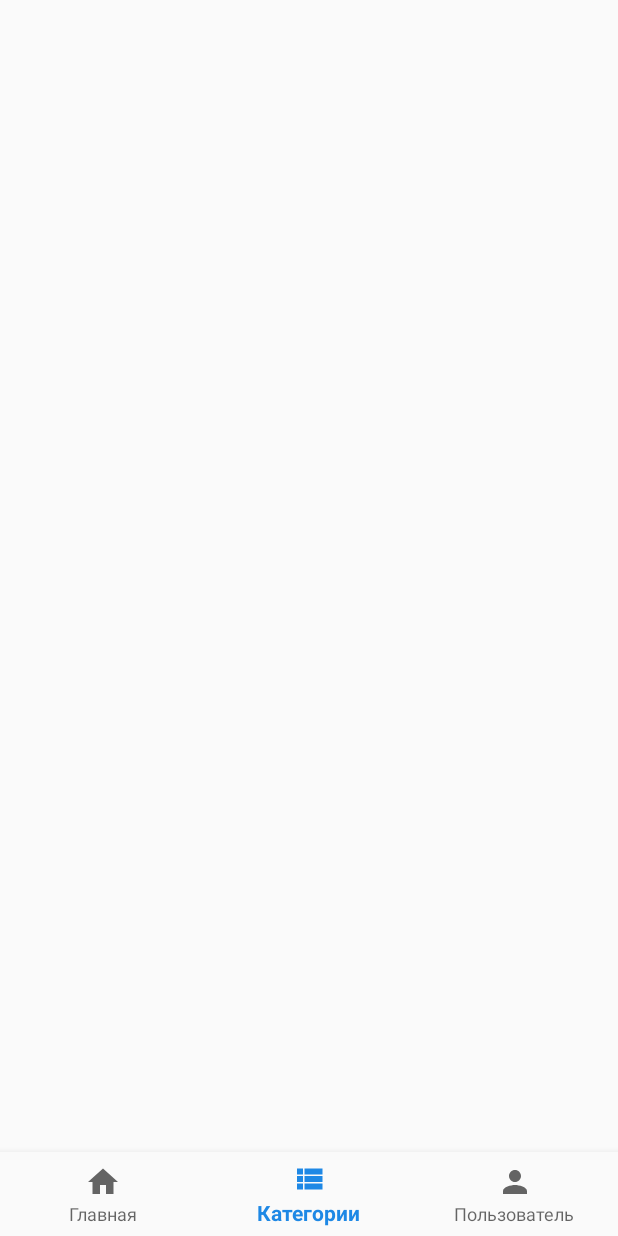
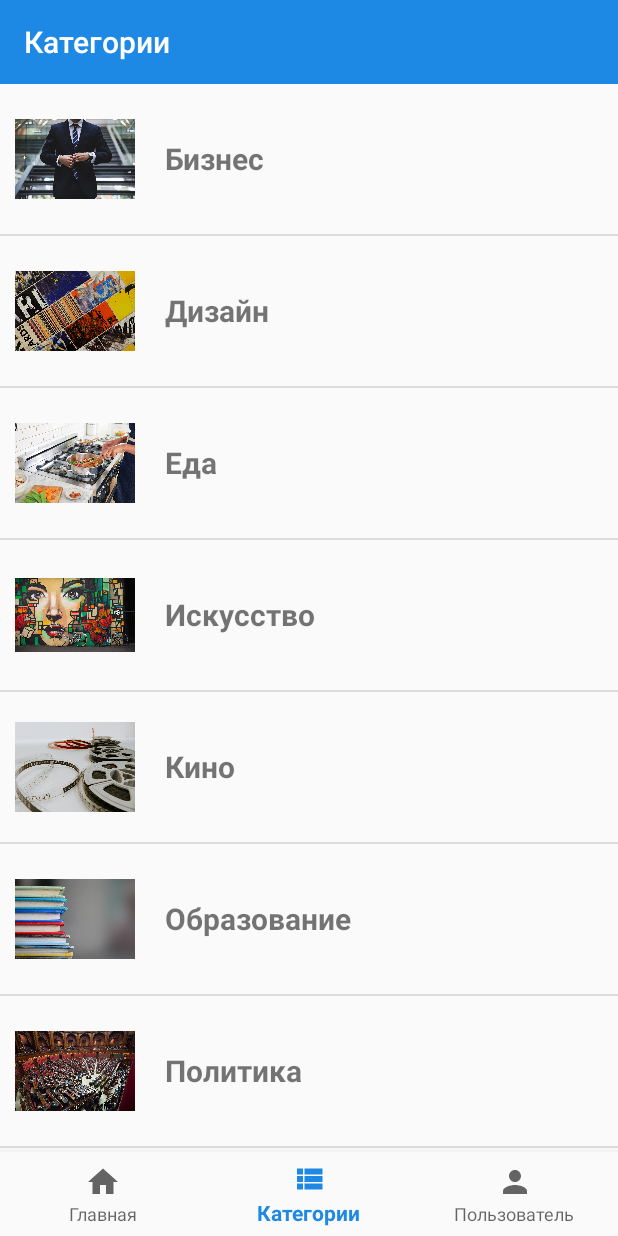
Before and after one commit to diazzers/Newzz, an Android app: the screen it shows after launch (MainActivity), item 2 of the bottom bar chosen, on a phone screen of 412 x 824 dp. Run offline under Robolectric (Android 15) with nearby library versions, the phone set to English and light mode, and no system bars; our stand-ins replace Picasso, navigation-ui; libraries missing offline, so code that uses them is left out: com.loopj.android, cz.msebera.android; pictures from the network do not load; 1 statement that could not run was skipped.

Commit message:
add categories*

```diff
--- /dev/null
+++ b/app/src/main/java/com/diazzers/newzz/adapter/CategoriesAdapter.java
@@ -0,0 +1,63 @@
+package com.diazzers.newzz.adapter;
+
+import android.view.LayoutInflater;
+import android.view.View;
+import android.view.ViewGroup;
+import android.widget.ImageView;
+import android.widget.TextView;
+
+import androidx.recyclerview.widget.RecyclerView;
+
+import com.diazzers.newzz.R;
+import com.diazzers.newzz.pojo.Article;
+import com.diazzers.newzz.pojo.Category;
+import com.squareup.picasso.Picasso;
+
+import java.util.ArrayList;
+
+public class CategoriesAdapter extends RecyclerView.Adapter<CategoriesAdapter.CategoriesViewHolder> {
+
+    private ArrayList<Category> categoriesList = new ArrayList<>();
+
+    public void addData(ArrayList<Category> categoriesList) {
+        this.categoriesList.clear();
+        this.categoriesList.addAll(categoriesList);
+        notifyDataSetChanged();
+    }
+
+    public class CategoriesViewHolder extends RecyclerView.ViewHolder {
+        TextView categoryTextView;
+        ImageView categoryImageView;
+
+        public CategoriesViewHolder(View itemView) {
+            super(itemView);
+            categoryTextView = itemView.findViewById(R.id.category_text_view);
+            categoryImageView = itemView.findViewById(R.id.category_image_view);
+
+        }
+
+
+        public void bind(Category category, int position) {
+            categoryTextView.setText(category.getCategoryName());
+            Picasso.get().load(category.getCategoryImage()).into(categoryImageView);
+
+        }
+    }
+
+    @Override
+    public CategoriesViewHolder onCreateViewHolder(ViewGroup parent, int viewType) {
+        return new CategoriesAdapter.CategoriesViewHolder(LayoutInflater.from(parent.getContext()).inflate(R.layout.categories_item_view, parent, false));
+
+    }
+
+    @Override
+    public void onBindViewHolder(CategoriesViewHolder holder, int position) {
+        holder.bind(categoriesList.get(position), position);
+    }
+
+    @Override
+    public int getItemCount() {
+        return categoriesList.size();
+
+    }
+}
--- /dev/null
+++ b/app/src/main/java/com/diazzers/newzz/pojo/Category.java
@@ -0,0 +1,37 @@
+package com.diazzers.newzz.pojo;
+
+public class Category {
+    private String categoryName;
+    private String categoryImage;
+
+    public Category(String categoryName, String categoryImage) {
+        this.categoryName = categoryName;
+        this.categoryImage = categoryImage;
+    }
+
+    public String getCategoryName() {
+        return categoryName;
+    }
+
+    public String getCategoryImage() {
+        return categoryImage;
+    }
+
+    @Override
+    public boolean equals(Object o) {
+        if (this == o) return true;
+        if (o == null || getClass() != o.getClass()) return false;
+
+        Category category = (Category) o;
+
+        if (!categoryName.equals(category.categoryName)) return false;
+        return categoryImage.equals(category.categoryImage);
+    }
+
+    @Override
+    public int hashCode() {
+        int result = categoryName.hashCode();
+        result = 31 * result + categoryImage.hashCode();
+        return result;
+    }
+}
--- a/app/src/main/java/com/diazzers/newzz/ui/categories/CategoriesFragment.java
+++ b/app/src/main/java/com/diazzers/newzz/ui/categories/CategoriesFragment.java
@@ -8,13 +8,64 @@ import android.widget.TextView;
 
 import androidx.annotation.Nullable;
 import androidx.annotation.NonNull;
+import androidx.appcompat.app.AppCompatActivity;
+import androidx.appcompat.widget.Toolbar;
 import androidx.fragment.app.Fragment;
 import androidx.lifecycle.Observer;
 import androidx.lifecycle.ViewModelProviders;
+import androidx.recyclerview.widget.LinearLayoutManager;
+import androidx.recyclerview.widget.RecyclerView;
 
 import com.diazzers.newzz.R;
+import com.diazzers.newzz.adapter.ArticlesAdapter;
+import com.diazzers.newzz.adapter.CategoriesAdapter;
+import com.diazzers.newzz.pojo.Article;
+import com.diazzers.newzz.pojo.Category;
+
+import java.util.ArrayList;
 
 public class CategoriesFragment extends Fragment {
 
+    private CategoriesViewModel categoriesViewModel;
+    private Toolbar toolbar;
+    private RecyclerView recyclerView;
+    private CategoriesAdapter categoriesAdapter;
+
+    @Override
+    public View onCreateView(LayoutInflater inflater, ViewGroup container,Bundle savedInstanceState) {
+
+        categoriesViewModel = ViewModelProviders.of(this).get(CategoriesViewModel.class);
+        View v = inflater.inflate(R.layout.fragment_categories, container,false);
+
+        toolbar = v.findViewById(R.id.toolbar_categories);
+        toolbar.setTitle("Категории");
+        ((AppCompatActivity) getActivity()).setSupportActionBar(toolbar);
+
+
+        initRecyclerView(v);
+
+        bindViewModel();
+        categoriesViewModel.loadData();
+
+        return v;
+    }
+    private void initRecyclerView(View v) {
+        recyclerView = v.findViewById(R.id.categories_recycler_view);
+        recyclerView.setLayoutManager(new LinearLayoutManager(getContext()));
+
+        categoriesAdapter = new CategoriesAdapter();
+        recyclerView.setAdapter(categoriesAdapter);
 
     }
+
+    public void bindViewModel() {
+        categoriesViewModel.categoriesListLiveData.observe(this, new Observer<ArrayList<Category>>() {
+            @Override
+            public void onChanged(ArrayList<Category> categories) {
+                categoriesAdapter.addData(categories);
+
+            }
+        });
+
+}
+}
--- a/app/src/main/java/com/diazzers/newzz/ui/categories/CategoriesViewModel.java
+++ b/app/src/main/java/com/diazzers/newzz/ui/categories/CategoriesViewModel.java
@@ -4,16 +4,70 @@ import androidx.lifecycle.LiveData;
 import androidx.lifecycle.MutableLiveData;
 import androidx.lifecycle.ViewModel;
 
+import com.diazzers.newzz.R;
+import com.diazzers.newzz.pojo.Article;
+import com.diazzers.newzz.pojo.Category;
+
+import java.util.ArrayList;
+
 public class CategoriesViewModel extends ViewModel {
 
-    private MutableLiveData<String> mText;
+
+    private ArrayList<Category> categoriesList;
+    public MutableLiveData<ArrayList<Category>> categoriesListLiveData;
 
     public CategoriesViewModel() {
-        mText = new MutableLiveData<>();
-        mText.setValue("This is categories fragment");
+        categoriesListLiveData = new MutableLiveData<>();
     }
 
-    public LiveData<String> getText() {
-        return mText;
+    public void loadData() {
+
+        categoriesList = new ArrayList<>();
+        String categoryBusiness = "Бизнес";
+        String categoryDesign = "Дизайн";
+        String categoryFood = "Еда";
+        String categoryArt = "Искусство";
+        String categoryMovies = "Кино";
+        String categoryEducation = "Образование";
+        String categoryPolitics = "Политика";
+        String categorySport = "Спорт";
+        String categoryTech = "Технологии";
+        String categoryFinance = "Финансы";
+
+        String categoryBusinessImage= "file:///android_asset/category_business.jpg";
+        String categoryDesignImage= "file:///android_asset/category_design.jpg";
+        String categoryFoodImage= "file:///android_asset/category_food.jpg";
+        String categoryArtImage= "file:///android_asset/category_art.jpg";
+        String categoryMoviesImage= "file:///android_asset/category_movies.jpg";
+        String categoryEducationImage= "file:///android_asset/category_education.jpg";
+        String categoryPoliticsImage= "file:///android_asset/category_politics.jpg";
+        String categorySportImage= "file:///android_asset/category_sport.jpg";
+        String categoryTechImage= "file:///android_asset/category_tech.jpg";
+        String categoryFinanceImage= "file:///android_asset/category_finance.jpg";
+
+        Category category1 = new Category(categoryBusiness, categoryBusinessImage);
+        Category category2 = new Category(categoryDesign, categoryDesignImage);
+        Category category3 = new Category(categoryFood, categoryFoodImage);
+        Category category4 = new Category(categoryArt, categoryArtImage);
+        Category category5 = new Category(categoryMovies, categoryMoviesImage);
+        Category category6 = new Category(categoryEducation, categoryEducationImage);
+        Category category7 = new Category(categoryPolitics, categoryPoliticsImage);
+        Category category8 = new Category(categorySport,categorySportImage);
+        Category category9 = new Category(categoryTech, categoryTechImage);
+        Category category10 = new Category(categoryFinance, categoryFinanceImage);
+
+
+        categoriesList.add(0,category1);
+        categoriesList.add(1,category2);
+        categoriesList.add(2,category3);
+        categoriesList.add(3,category4);
+        categoriesList.add(4,category5);
+        categoriesList.add(5,category6);
+        categoriesList.add(6,category7);
+        categoriesList.add(7,category8);
+        categoriesList.add(8,category9);
+        categoriesList.add(9,category10);
+
+        categoriesListLiveData.postValue(categoriesList);
     }
 }
--- a/app/src/main/res/layout/categories_item_view.xml
+++ b/app/src/main/res/layout/categories_item_view.xml
@@ -1,26 +1,49 @@
 <?xml version="1.0" encoding="utf-8"?>
-<LinearLayout xmlns:android="http://schemas.android.com/apk/res/android"
-    android:orientation="horizontal"
+
+<androidx.constraintlayout.widget.ConstraintLayout xmlns:android="http://schemas.android.com/apk/res/android"
+    xmlns:app="http://schemas.android.com/apk/res-auto"
     android:layout_width="match_parent"
     android:layout_height="wrap_content"
-    android:padding="20dp">
+    android:orientation="vertical">
+
+    <LinearLayout
+        android:id="@+id/linearLayout"
+        android:layout_width="match_parent"
+        android:layout_height="wrap_content"
+        android:orientation="horizontal"
+        android:padding="10dp"
+        app:layout_constraintBottom_toTopOf="@id/divider_bottom"
+        app:layout_constraintEnd_toEndOf="parent"
+        app:layout_constraintStart_toStartOf="parent"
+        app:layout_constraintTop_toTopOf="parent">
+
 
         <ImageView
-        android:id="@+id/category_image"
+            android:id="@+id/category_image_view"
             android:layout_width="80dp"
             android:layout_height="80dp"
-        android:src="@mipmap/ic_launcher"/>
+            android:src="@mipmap/ic_launcher" />
+
         <TextView
-        android:id="@+id/category_name"
+            android:id="@+id/category_text_view"
             android:layout_width="wrap_content"
             android:layout_height="wrap_content"
+            android:layout_gravity="center_vertical"
+            android:layout_marginStart="20dp"
             android:text="Название категории"
-        android:textStyle="bold"
             android:textSize="20sp"
-        android:layout_marginStart="10dp"
-        android:layout_gravity="center_vertical"
-        />
-
+            android:textStyle="bold" />
 
 
     </LinearLayout>
+
+    <View
+        android:id="@+id/divider_bottom"
+        android:layout_width="match_parent"
+        android:layout_height="1dp"
+        android:background="?android:attr/listDivider"
+        app:layout_constraintEnd_toEndOf="parent"
+        app:layout_constraintStart_toStartOf="parent"
+        app:layout_constraintTop_toBottomOf="@id/linearLayout" />
+
+</androidx.constraintlayout.widget.ConstraintLayout>
```
Also changed, not shown: app/src/main/assets/category_art.jpg (added), app/src/main/assets/category_business.jpg (added), app/src/main/assets/category_design.jpg (added), app/src/main/assets/category_education.jpg (added), app/src/main/assets/category_finance.jpg (added), app/src/main/assets/category_food.jpg (added), app/src/main/assets/category_movies.jpg (added), app/src/main/assets/category_politics.jpg (added), app/src/main/assets/category_sport.jpg (added), app/src/main/assets/category_tech.jpg (added). Lines whose indentation alone changed are shown as unchanged.
